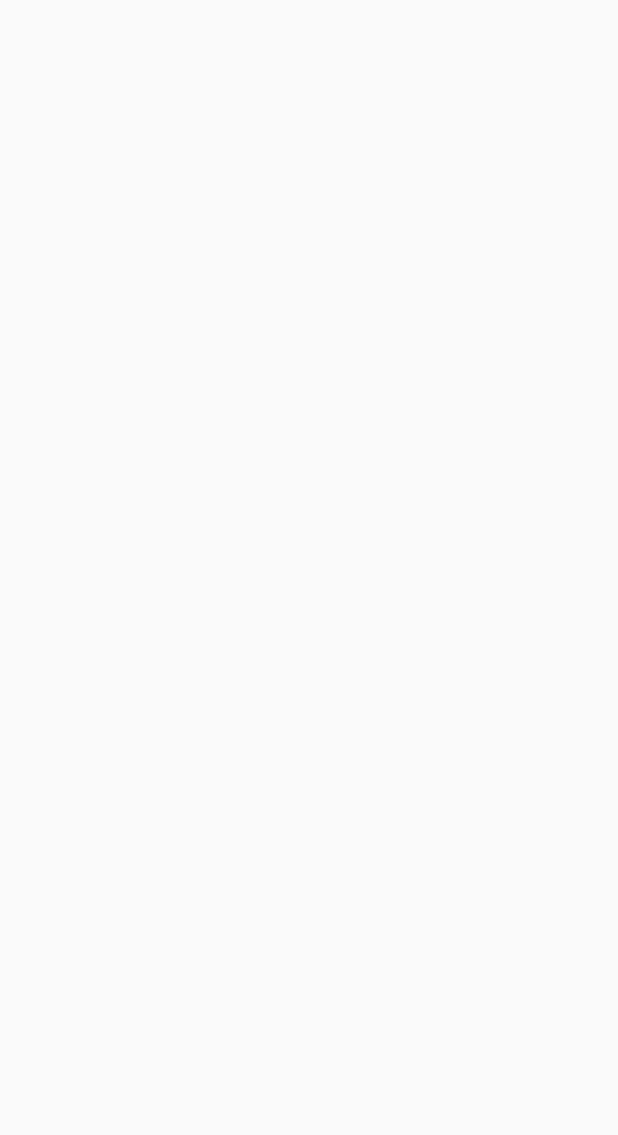
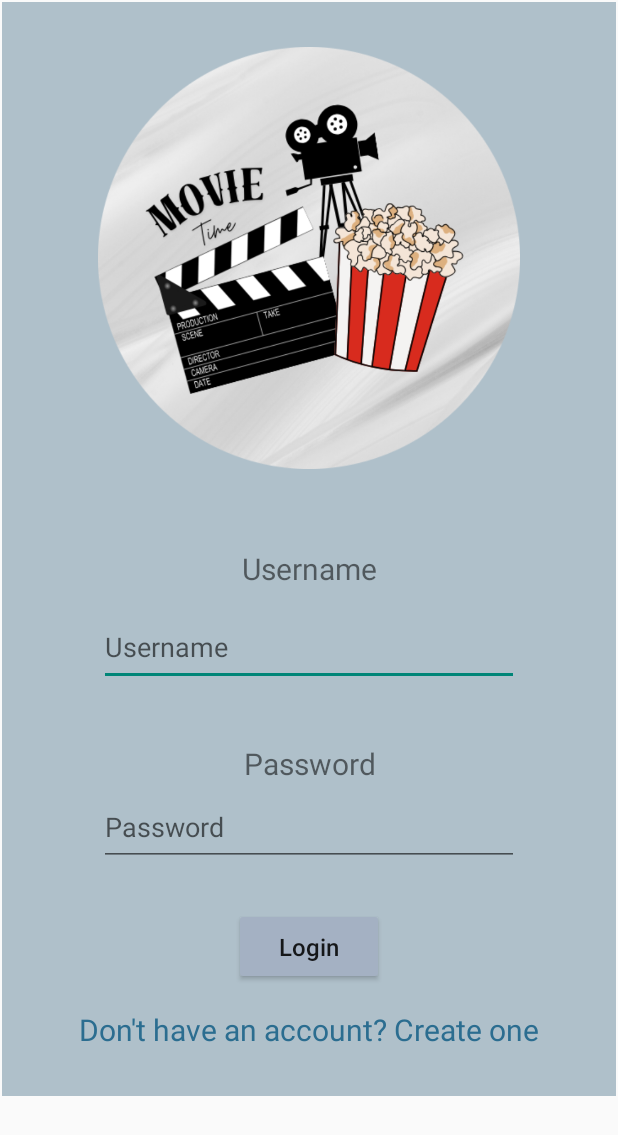
Before and after one commit to BarnaLorandLaszlo/Informatikai-Projektfeladat, an Android app: the LoginActivity screen opened directly, with no data from a screen before it, on a phone screen of 412 x 824 dp. Before the commit the part shown is empty. Shown: the top 1135 px of the screen. Run offline under Robolectric (Android 15) with nearby library versions, the phone set to English and light mode, and no system bars; 1 statement that could not run was skipped.

Commit message:
login_page

```diff
--- a/android app/app/src/main/res/layout/activity_login.xml
+++ b/android app/app/src/main/res/layout/activity_login.xml
@@ -2,7 +2,7 @@
 <androidx.constraintlayout.widget.ConstraintLayout xmlns:android="http://schemas.android.com/apk/res/android"
     xmlns:app="http://schemas.android.com/apk/res-auto"
     xmlns:tools="http://schemas.android.com/tools"
-    android:id="@+id/main"
+    android:id="@+id/buttonLogin"
     android:layout_width="match_parent"
     android:layout_height="match_parent"
     tools:context=".LoginActivity">
@@ -14,10 +14,123 @@
         android:layout_marginTop="1dp"
         android:layout_marginEnd="1dp"
         android:layout_marginBottom="1dp"
+        android:background="#AFC0CA"
+        android:foregroundTint="#2196F3"
         app:layout_constraintBottom_toBottomOf="parent"
         app:layout_constraintEnd_toEndOf="parent"
         app:layout_constraintStart_toStartOf="parent"
-        app:layout_constraintTop_toTopOf="parent">
+        app:layout_constraintTop_toTopOf="parent"
+        app:layout_constraintVertical_bias="0.0">
+
+        <TextView
+            android:id="@+id/UsernameView"
+            android:layout_width="162dp"
+            android:layout_height="32dp"
+            android:layout_marginStart="8dp"
+            android:layout_marginTop="10dp"
+            android:layout_marginEnd="8dp"
+            android:text="Username"
+            android:textAlignment="center"
+            android:textColorLink="#000000"
+            android:textSize="20sp"
+            app:layout_constraintBottom_toBottomOf="parent"
+            app:layout_constraintEnd_toEndOf="parent"
+            app:layout_constraintStart_toStartOf="parent"
+            app:layout_constraintTop_toTopOf="parent"
+            app:layout_constraintVertical_bias="0.515" />
+
+        <TextView
+            android:id="@+id/passwordView"
+            android:layout_width="162dp"
+            android:layout_height="32dp"
+            android:layout_marginStart="8dp"
+            android:layout_marginTop="290dp"
+            android:layout_marginEnd="8dp"
+            android:text="Password"
+            android:textAlignment="center"
+            android:textColorLink="#000000"
+            android:textSize="20sp"
+            app:layout_constraintBottom_toBottomOf="parent"
+            app:layout_constraintEnd_toEndOf="parent"
+            app:layout_constraintStart_toStartOf="parent"
+            app:layout_constraintTop_toTopOf="parent" />
+
+        <EditText
+            android:id="@+id/editTextUsername"
+            android:layout_width="280dp"
+            android:layout_height="52dp"
+            android:layout_marginStart="8dp"
+            android:layout_marginTop="130dp"
+            android:layout_marginEnd="8dp"
+            android:ems="10"
+            android:hint="Username"
+            android:inputType="text"
+            app:layout_constraintBottom_toBottomOf="parent"
+            app:layout_constraintEnd_toEndOf="parent"
+            app:layout_constraintStart_toStartOf="parent"
+            app:layout_constraintTop_toTopOf="parent" />
+
+        <EditText
+            android:id="@+id/editTextPassword"
+            android:layout_width="280dp"
+            android:layout_height="52dp"
+            android:layout_marginStart="8dp"
+            android:layout_marginTop="370dp"
+            android:layout_marginEnd="8dp"
+            android:ems="10"
+            android:hint="Password"
+            android:inputType="text"
+            app:layout_constraintBottom_toBottomOf="parent"
+            app:layout_constraintEnd_toEndOf="parent"
+            app:layout_constraintStart_toStartOf="parent"
+            app:layout_constraintTop_toTopOf="parent" />
+
+        <Button
+            android:id="@+id/button2"
+            android:layout_width="100dp"
+            android:layout_height="51dp"
+            android:layout_marginStart="24dp"
+            android:layout_marginTop="540dp"
+            android:layout_marginEnd="24dp"
+            android:layout_marginBottom="10dp"
+            android:backgroundTint="#A4B1C3"
+            android:text="Login"
+            android:textAlignment="center"
+            android:textAllCaps="false"
+            android:textSize="16sp"
+            android:textStyle="normal"
+            app:layout_constraintBottom_toBottomOf="parent"
+            app:layout_constraintEnd_toEndOf="parent"
+            app:layout_constraintStart_toStartOf="parent"
+            app:layout_constraintTop_toTopOf="parent" />
+
+        <ImageView
+            android:id="@+id/imageView"
+            android:layout_width="337dp"
+            android:layout_height="281dp"
+            android:layout_marginStart="8dp"
+            android:layout_marginTop="12dp"
+            android:layout_marginEnd="8dp"
+            android:layout_marginBottom="400dp"
+            android:src="@drawable/movie_kor"
+            app:layout_constraintBottom_toBottomOf="parent"
+            app:layout_constraintEnd_toEndOf="parent"
+            app:layout_constraintStart_toStartOf="parent"
+            app:layout_constraintTop_toTopOf="parent" />
+
+        <TextView
+            android:id="@+id/textView"
+            android:layout_width="wrap_content"
+            android:layout_height="wrap_content"
+            android:layout_marginTop="640dp"
+            android:text="Don't have an account? Create one"
+            android:textColor="#2B6D90"
+            android:textColorLink="#7B8080"
+            android:textSize="20sp"
+            app:layout_constraintBottom_toBottomOf="parent"
+            app:layout_constraintEnd_toEndOf="parent"
+            app:layout_constraintStart_toStartOf="parent"
+            app:layout_constraintTop_toTopOf="parent" />
 
     </androidx.constraintlayout.widget.ConstraintLayout>
 </androidx.constraintlayout.widget.ConstraintLayout>
```
Also changed, not shown: android app/app/src/main/res/drawable/movie_kor.png (added).
